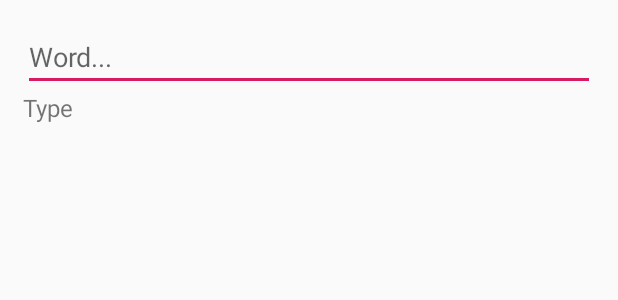
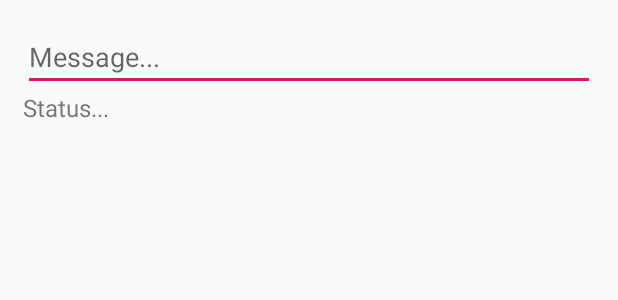
Before and after one commit to onurkinay/IoTMessenger, an Android app: the layout content_main.xml on its own in the app's theme, with its tools: preview values and no code run, on a phone screen of 412 x 824 dp. Shown: the top 300 px of the screen. Run offline under Robolectric (Android 15) with nearby library versions, the phone set to English and light mode, and no system bars.

```diff
--- a/Mobile/app/src/main/res/layout/content_main.xml
+++ b/Mobile/app/src/main/res/layout/content_main.xml
@@ -26,7 +26,7 @@
                     android:layout_width="match_parent"
                     android:layout_height="wrap_content"
                     android:id="@+id/textMessage"
-                    android:hint="Word..."
+                    android:hint="Message..."
                     android:layout_row="0"
                     android:layout_column="0"
                     android:spinnerMode="dropdown"
@@ -44,7 +44,7 @@
 
                     android:layout_column="0"
 
-                    android:text="Type"
+                    android:text="Status..."
                     android:textSize="16sp" />
 
         </GridLayout>
```
Also changed, not shown: 1 other file.
